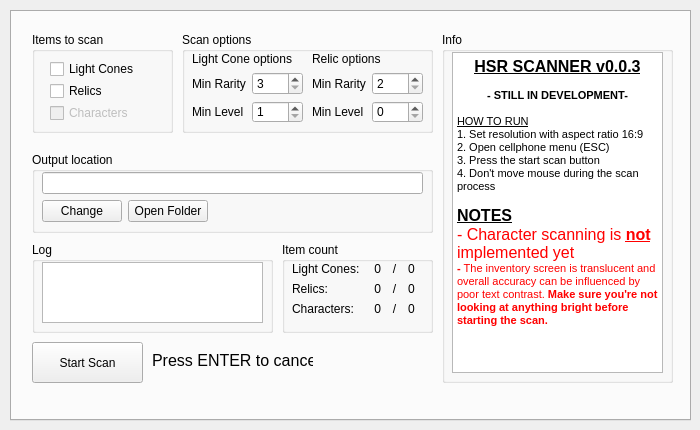
kel-z/HSR-Scanner, file src/ui/hsr_scanner.ui: the form before one commit.
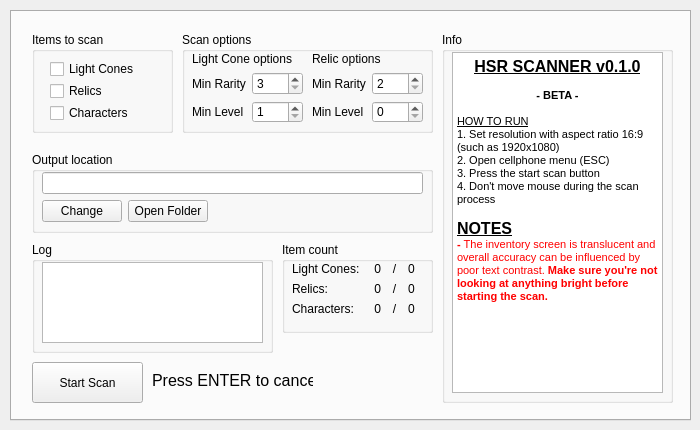
The form after the commit.

Commit message: Implement character data export

```diff
--- a/src/ui/hsr_scanner.ui
+++ b/src/ui/hsr_scanner.ui
@@ -101,7 +101,7 @@
          <item>
           <widget class="QCheckBox" name="checkBoxScanChars">
            <property name="enabled">
-            <bool>false</bool>
+            <bool>true</bool>
            </property>
            <property name="text">
             <string>Characters</string>
@@ -116,7 +116,7 @@
       <property name="geometry">
        <rect>
         <x>20</x>
-        <y>330</y>
+        <y>350</y>
         <width>111</width>
         <height>41</height>
        </rect>
@@ -474,7 +474,7 @@
         <x>430</x>
         <y>20</y>
         <width>231</width>
-        <height>351</height>
+        <height>371</height>
        </rect>
       </property>
       <property name="title">
@@ -486,7 +486,7 @@
          <x>10</x>
          <y>20</y>
          <width>211</width>
-         <height>321</height>
+         <height>341</height>
         </rect>
        </property>
        <property name="readOnly">
@@ -497,18 +497,17 @@
 &lt;html&gt;&lt;head&gt;&lt;meta name=&quot;qrichtext&quot; content=&quot;1&quot; /&gt;&lt;style type=&quot;text/css&quot;&gt;
 p, li { white-space: pre-wrap; }
 &lt;/style&gt;&lt;/head&gt;&lt;body style=&quot; font-family:'MS Shell Dlg 2'; font-size:8.25pt; font-weight:400; font-style:normal;&quot;&gt;
-&lt;p align=&quot;center&quot; style=&quot; margin-top:0px; margin-bottom:0px; margin-left:0px; margin-right:0px; -qt-block-indent:0; text-indent:0px;&quot;&gt;&lt;span style=&quot; font-size:12pt; font-weight:600; text-decoration: underline;&quot;&gt;HSR SCANNER v0.0.3&lt;/span&gt;&lt;/p&gt;
-&lt;p style=&quot;-qt-paragraph-type:empty; margin-top:0px; margin-bottom:0px; margin-left:0px; margin-right:0px; -qt-block-indent:0; text-indent:0px;&quot;&gt;&lt;br /&gt;&lt;/p&gt;
-&lt;p align=&quot;center&quot; style=&quot; margin-top:0px; margin-bottom:0px; margin-left:0px; margin-right:0px; -qt-block-indent:0; text-indent:0px;&quot;&gt;&lt;span style=&quot; font-weight:600;&quot;&gt;- STILL IN DEVELOPMENT-&lt;/span&gt;&lt;/p&gt;
+&lt;p align=&quot;center&quot; style=&quot; margin-top:0px; margin-bottom:0px; margin-left:0px; margin-right:0px; -qt-block-indent:0; text-indent:0px;&quot;&gt;&lt;span style=&quot; font-size:12pt; font-weight:600; text-decoration: underline;&quot;&gt;HSR SCANNER v0.1.0&lt;/span&gt;&lt;/p&gt;
+&lt;p align=&quot;center&quot; style=&quot;-qt-paragraph-type:empty; margin-top:0px; margin-bottom:0px; margin-left:0px; margin-right:0px; -qt-block-indent:0; text-indent:0px;&quot;&gt;&lt;br /&gt;&lt;/p&gt;
+&lt;p align=&quot;center&quot; style=&quot; margin-top:0px; margin-bottom:0px; margin-left:0px; margin-right:0px; -qt-block-indent:0; text-indent:0px;&quot;&gt;&lt;span style=&quot; font-weight:600;&quot;&gt;- BETA -&lt;/span&gt;&lt;/p&gt;
 &lt;p align=&quot;center&quot; style=&quot;-qt-paragraph-type:empty; margin-top:0px; margin-bottom:0px; margin-left:0px; margin-right:0px; -qt-block-indent:0; text-indent:0px;&quot;&gt;&lt;br /&gt;&lt;/p&gt;
 &lt;p style=&quot; margin-top:0px; margin-bottom:0px; margin-left:0px; margin-right:0px; -qt-block-indent:0; text-indent:0px;&quot;&gt;&lt;span style=&quot; text-decoration: underline;&quot;&gt;HOW TO RUN&lt;/span&gt;&lt;/p&gt;
-&lt;p style=&quot; margin-top:0px; margin-bottom:0px; margin-left:0px; margin-right:0px; -qt-block-indent:0; text-indent:0px;&quot;&gt;&lt;span style=&quot; font-size:8pt;&quot;&gt;1. Set resolution with aspect ratio 16:9&lt;/span&gt;&lt;/p&gt;
+&lt;p style=&quot; margin-top:0px; margin-bottom:0px; margin-left:0px; margin-right:0px; -qt-block-indent:0; text-indent:0px;&quot;&gt;&lt;span style=&quot; font-size:8pt;&quot;&gt;1. Set resolution with aspect ratio 16:9 (such as 1920x1080)&lt;/span&gt;&lt;/p&gt;
 &lt;p style=&quot; margin-top:0px; margin-bottom:0px; margin-left:0px; margin-right:0px; -qt-block-indent:0; text-indent:0px;&quot;&gt;&lt;span style=&quot; font-size:8pt;&quot;&gt;2. Open cellphone menu (ESC)&lt;/span&gt;&lt;/p&gt;
 &lt;p style=&quot; margin-top:0px; margin-bottom:0px; margin-left:0px; margin-right:0px; -qt-block-indent:0; text-indent:0px;&quot;&gt;&lt;span style=&quot; font-size:8pt;&quot;&gt;3. Press the start scan button&lt;/span&gt;&lt;/p&gt;
 &lt;p style=&quot; margin-top:0px; margin-bottom:0px; margin-left:0px; margin-right:0px; -qt-block-indent:0; text-indent:0px;&quot;&gt;&lt;span style=&quot; font-size:8pt;&quot;&gt;4. Don't move mouse during the scan process&lt;/span&gt;&lt;/p&gt;
 &lt;p style=&quot;-qt-paragraph-type:empty; margin-top:0px; margin-bottom:0px; margin-left:0px; margin-right:0px; -qt-block-indent:0; text-indent:0px; font-size:8pt;&quot;&gt;&lt;br /&gt;&lt;/p&gt;
 &lt;p style=&quot; margin-top:0px; margin-bottom:0px; margin-left:0px; margin-right:0px; -qt-block-indent:0; text-indent:0px;&quot;&gt;&lt;span style=&quot; font-size:12pt; font-weight:600; text-decoration: underline;&quot;&gt;NOTES&lt;/span&gt;&lt;/p&gt;
-&lt;p style=&quot; margin-top:0px; margin-bottom:0px; margin-left:0px; margin-right:0px; -qt-block-indent:0; text-indent:0px;&quot;&gt;&lt;span style=&quot; font-size:12pt; color:#ff0000;&quot;&gt;- Character scanning is &lt;/span&gt;&lt;span style=&quot; font-size:12pt; font-weight:600; text-decoration: underline; color:#ff0000;&quot;&gt;not&lt;/span&gt;&lt;span style=&quot; font-size:12pt; color:#ff0000;&quot;&gt; implemented yet&lt;/span&gt;&lt;/p&gt;
 &lt;p style=&quot; margin-top:0px; margin-bottom:0px; margin-left:0px; margin-right:0px; -qt-block-indent:0; text-indent:0px;&quot;&gt;&lt;span style=&quot; font-size:8pt; font-weight:600; color:#ff0000;&quot;&gt;- &lt;/span&gt;&lt;span style=&quot; font-size:8pt; color:#ff0000;&quot;&gt;The inventory screen is translucent and overall accuracy can be influenced by poor text contrast. &lt;/span&gt;&lt;span style=&quot; font-size:8pt; font-weight:600; color:#ff0000;&quot;&gt;Make sure you're not looking at anything bright before starting the scan.&lt;/span&gt;&lt;/p&gt;&lt;/body&gt;&lt;/html&gt;</string>
        </property>
       </widget>
@@ -517,7 +516,7 @@
       <property name="geometry">
        <rect>
         <x>140</x>
-        <y>340</y>
+        <y>360</y>
         <width>161</width>
         <height>16</height>
        </rect>
@@ -537,7 +536,7 @@
         <x>20</x>
         <y>230</y>
         <width>241</width>
-        <height>91</height>
+        <height>111</height>
        </rect>
       </property>
       <property name="title">
@@ -549,7 +548,7 @@
          <x>10</x>
          <y>20</y>
          <width>221</width>
-         <height>61</height>
+         <height>81</height>
         </rect>
        </property>
        <property name="readOnly">
```
Left out of the diff: 2 changed lines with no effect on the pictures. The commit also changes 39 other files.
